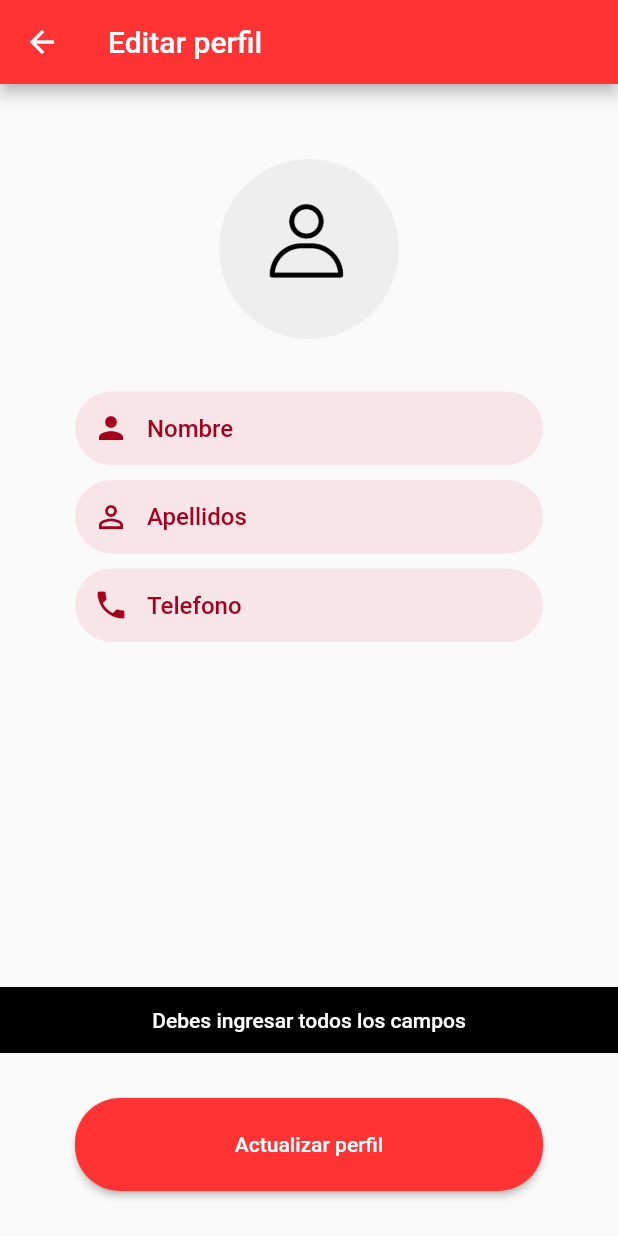
After one commit to JackBlaze132/Delivery-App, a Flutter app: the ClientUpdatePage screen opened by its route, after a tap on "Actualizar perfil", on a phone screen of 412 x 824 dp. The commit adds this screen. Run offline on Flutter 3.47's test engine with Material 2 defaults, Android fonts, the phone set to English and light mode, and no system bars; our stand-ins replace image_picker, lottie, shared_preferences, sn_progress_dialog; accounts and stored records are empty; statements that could not run were skipped; project files that could hold a hidden picture were left out.

Commit message:
Add: Se crea pagina para para actualizar perfil y su controlador

```diff
--- a/Flutter Projects/flutter_delivery/lib/main.dart
+++ b/Flutter Projects/flutter_delivery/lib/main.dart
@@ -1,5 +1,6 @@
 import 'package:flutter/material.dart';
 import 'package:flutter_delivery/src/pages/client/products/list/client_products_list_page.dart';
+import 'package:flutter_delivery/src/pages/client/update/client_update_page.dart';
 import 'package:flutter_delivery/src/pages/delivery/orders/list/delivery_orders_list_page.dart';
 import 'package:flutter_delivery/src/pages/login/login_page.dart';
 import 'package:flutter_delivery/src/pages/register/register_page.dart';
@@ -48,6 +49,7 @@ class _MyAppState extends State<MyApp> {
           'register': (BuildContext context) => RegisterPage(),
           'roles': (BuildContext context) => RolesPage(),
           'client/products/list': (BuildContext context) => ClientProductsListPage(),
+          'client/update' : (BuildContext context) => ClientUpdatePage(),
           'restaurant/orders/list': (BuildContext context) => RestaurantOrdersListPage(),
           'delivery/orders/list': (BuildContext context) => DeliveryOrdersListPage()
         },
--- a/Flutter Projects/flutter_delivery/lib/src/pages/client/products/list/client_products_list_controller.dart
+++ b/Flutter Projects/flutter_delivery/lib/src/pages/client/products/list/client_products_list_controller.dart
@@ -25,6 +25,10 @@ class ClientProductsListController{
     key.currentState.openDrawer();
   }
 
+  void goToUpdatePage(){
+    Navigator.pushNamed(context, 'client/update');
+  }
+
   void goToRoles(){
     Navigator.pushNamedAndRemoveUntil(context, 'roles', (route) => false);
   }
--- a/Flutter Projects/flutter_delivery/lib/src/pages/client/products/list/client_products_list_page.dart
+++ b/Flutter Projects/flutter_delivery/lib/src/pages/client/products/list/client_products_list_page.dart
@@ -109,6 +109,7 @@ class _ClientProductsListPageState extends State<ClientProductsListPage> {
             ),
           ),
           ListTile(
+            onTap: _con.goToUpdatePage,
             title: Text('Editar perfil'),
             trailing: Icon(Icons.edit_outlined),
           ),
--- /dev/null
+++ b/Flutter Projects/flutter_delivery/lib/src/pages/client/update/client_update_controller.dart
@@ -0,0 +1,140 @@
+import 'dart:convert';
+import 'dart:io';
+
+import 'package:flutter/material.dart';
+import 'package:flutter_delivery/src/models/response_api.dart';
+import 'package:flutter_delivery/src/provider/user_provider.dart';
+import 'package:flutter_delivery/src/utils/my_snackbar.dart';
+import 'package:image_picker/image_picker.dart';
+import 'package:sn_progress_dialog/sn_progress_dialog.dart';
+
+import '../../../models/user.dart';
+
+class ClientUpdateController{
+  BuildContext context;
+  TextEditingController emailController = new TextEditingController();
+  TextEditingController nameController = new TextEditingController();
+  TextEditingController lastnameController = new TextEditingController();
+  TextEditingController phoneController = new TextEditingController();
+  TextEditingController passwordController = new TextEditingController();
+  TextEditingController confirmPasswordController = new TextEditingController();
+
+  UserProvider usersProvider = new UserProvider();
+
+  XFile xFile;
+  File imageFile;
+  Function refresh;
+  ProgressDialog _progressDialog;
+  bool isEnable = true;
+
+  Future init(BuildContext context, Function refresh){
+    this.context = context;
+    this.refresh = refresh;
+    usersProvider.init(context);
+    _progressDialog = ProgressDialog(context: context);
+  }
+
+  void register() async{
+    String email = emailController.text.trim();
+    String name = nameController.text.trim();
+    String lastname = lastnameController.text.trim();
+    String phone = phoneController.text.trim();
+    String password = passwordController.text.trim();
+    String confirmPassword = confirmPasswordController.text.trim();
+
+    if(email.isEmpty || name.isEmpty || lastname.isEmpty || phone.isEmpty || password.isEmpty || confirmPassword.isEmpty){
+      MySnackbar.show(context, "Debes ingresar todos los campos");
+      return;
+    }
+
+    if(confirmPassword != password){
+      MySnackbar.show(context, "Las contraseñas no coinciden");
+      return;
+    }
+
+    if(password.length < 6){
+      MySnackbar.show(context, "La contraseña debe tener al menos 6 caracteres");
+      return;
+    }
+
+    /*if(imageFile == null){
+      MySnackbar.show(context, 'Seleccione una imagen');
+      return;
+    }*/
+
+    _progressDialog.show(max: 100, msg: 'Espere un momento');
+    isEnable = false;
+
+    User user = new User(
+        email: email,
+        name: name,
+        lastname: lastname,
+        phone: phone,
+        password: password
+    );
+
+    Stream stream = await usersProvider.createWithImage(user, imageFile);
+    stream.listen((res) {
+
+      _progressDialog.close();
+
+      ResponseApi responseApi = ResponseApi.fromJson(json.decode(res));
+      print('Respuesta: ${responseApi.toJson()}');
+      MySnackbar.show(context, responseApi.message);
+
+      if(responseApi.success){
+        Future.delayed(Duration(seconds: 3), () {
+          Navigator.pushReplacementNamed(context, 'login');
+        });
+      }
+      else{
+        isEnable = true;
+      }
+    });
+
+  }
+
+  Future selectImage(ImageSource imageSource) async{
+    xFile = await ImagePicker().pickImage(source: imageSource);
+    if(xFile != null){
+      imageFile = File(xFile.path);
+    }
+    Navigator.pop(context);
+    refresh();
+  }
+
+  void showAlertDialog(){
+    Widget galleryButton = ElevatedButton(
+        onPressed: (){
+          selectImage(ImageSource.gallery);
+        },
+        child: Text('GALERIA')
+    );
+
+    Widget cameraButton = ElevatedButton(
+        onPressed: (){
+          selectImage(ImageSource.camera);
+        },
+        child: Text('GALERIA')
+    );
+
+    AlertDialog alertDialog = AlertDialog(
+      title: Text('Selecciona tu imagen'),
+      actions: [
+        galleryButton,
+        cameraButton
+      ],
+    );
+
+    showDialog(
+        context: context,
+        builder: (BuildContext context){
+          return alertDialog;
+        }
+    );
+  }
+
+  void  goToLoginPage(){
+    Navigator.pushNamed(context, 'login');
+  }
+}
--- /dev/null
+++ b/Flutter Projects/flutter_delivery/lib/src/pages/client/update/client_update_page.dart
@@ -0,0 +1,269 @@
+import 'package:flutter/material.dart';
+import 'package:flutter/scheduler.dart';
+import 'package:flutter_delivery/src/pages/client/update/client_update_controller.dart';
+import 'package:flutter_delivery/src/pages/register/register_controller.dart';
+import 'package:flutter_delivery/src/utils/custom_colors.dart';
+
+class ClientUpdatePage extends StatefulWidget {
+  const ClientUpdatePage ({Key key}) : super(key:key);
+
+  @override
+  State<ClientUpdatePage> createState() => _ClientUpdatePageState();
+}
+
+class _ClientUpdatePageState extends State<ClientUpdatePage> {
+
+  ClientUpdateController _con = new ClientUpdateController();
+
+  @override
+  void initState(){
+    super.initState();
+    SchedulerBinding.instance.addPostFrameCallback((timeStamp) {
+      _con.init(context, refresh);
+    });
+  }
+  @override
+  Widget build(BuildContext context) {
+    return Scaffold(
+      appBar: AppBar(
+        title: Text('Editar perfil'),
+      ),
+        body: Container(
+            width: double.infinity,
+            child: SingleChildScrollView(
+              child: Column(
+                children: [
+                  SizedBox(height: 50),
+                  _imageUSer(),
+                  SizedBox(height: 30),
+                  _textFieldName(),
+                  _textFieldLastName(),
+                  _textPhone()
+                ],
+              ),
+            ),
+        ),
+        bottomNavigationBar: _buttonRegister(),
+    );
+  }
+
+  Widget _imageUSer(){
+    return GestureDetector(
+      onTap: _con.showAlertDialog,
+      child: CircleAvatar(
+        backgroundImage: _con.imageFile != null
+            ? FileImage(_con.imageFile)
+            : AssetImage('assets/img/user_profile_2.png'),
+        radius: 60,
+        backgroundColor: Colors.grey[200],
+      ),
+    );
+  }
+
+  Widget _circle(){
+    return Container(
+      width: 260,
+      height: 230,
+      decoration: BoxDecoration(
+          borderRadius: BorderRadius.circular(100),
+          color: CustomColors.primaryColor
+      ),
+    );
+  }
+
+  Widget _textFieldEmail(){
+    return Container(
+      margin: EdgeInsets.symmetric(horizontal: 50, vertical: 5),
+      decoration: BoxDecoration(
+          borderRadius: BorderRadius.circular(30),
+          color: CustomColors.primaryColorField
+      ),
+
+      child: TextField(
+        controller: _con.emailController,
+        keyboardType: TextInputType.emailAddress,
+        decoration: InputDecoration(
+          hintText: 'Correo electrónico',
+          border: InputBorder.none,
+          contentPadding: EdgeInsets.all(15),
+          hintStyle: TextStyle(
+              color: CustomColors.primaryColorDock
+          ),
+          prefixIcon: Icon(
+            Icons.email,
+            color: CustomColors.primaryColorDock,
+          ),
+        ),
+      ),
+    );
+  }
+
+  Widget _textFieldName(){
+    return Container(
+      margin: EdgeInsets.symmetric(horizontal: 50, vertical: 5),
+      decoration: BoxDecoration(
+          borderRadius: BorderRadius.circular(30),
+          color: CustomColors.primaryColorField
+      ),
+      child: TextField(
+        controller: _con.nameController,
+        decoration: InputDecoration(
+            hintText: 'Nombre',
+            border: InputBorder.none,
+            contentPadding: EdgeInsets.all(15),
+            hintStyle: TextStyle(
+                color: CustomColors.primaryColorDock
+            ),
+            prefixIcon: Icon(
+              Icons.person,
+              color: CustomColors.primaryColorDock,
+            )
+        ),
+      ),
+    );
+  }
+  Widget _textFieldLastName(){
+    return Container(
+      margin: EdgeInsets.symmetric(horizontal: 50, vertical: 5),
+      decoration: BoxDecoration(
+          borderRadius: BorderRadius.circular(30),
+          color: CustomColors.primaryColorField
+      ),
+      child: TextField(
+        controller: _con.lastnameController,
+        decoration: InputDecoration(
+            hintText: 'Apellidos',
+            border: InputBorder.none,
+            contentPadding: EdgeInsets.all(15),
+            hintStyle: TextStyle(
+                color: CustomColors.primaryColorDock
+            ),
+            prefixIcon: Icon(
+              Icons.person_outline,
+              color: CustomColors.primaryColorDock,
+            )
+        ),
+      ),
+    );
+  }
+
+  Widget _textPhone(){
+    return Container(
+      margin: EdgeInsets.symmetric(horizontal: 50, vertical: 5),
+      decoration: BoxDecoration(
+          borderRadius: BorderRadius.circular(30),
+          color: CustomColors.primaryColorField
+      ),
+      child: TextField(
+        controller: _con.phoneController,
+        keyboardType: TextInputType.phone,
+        decoration: InputDecoration(
+            hintText: 'Telefono',
+            border: InputBorder.none,
+            contentPadding: EdgeInsets.all(15),
+            hintStyle: TextStyle(
+                color: CustomColors.primaryColorDock
+            ),
+            prefixIcon: Icon(
+              Icons.phone,
+              color: CustomColors.primaryColorDock,
+            )
+        ),
+      ),
+    );
+  }
+
+  Widget _textPassword(){
+    return Container(
+      margin: EdgeInsets.symmetric(horizontal: 50, vertical: 5),
+      decoration: BoxDecoration(
+          borderRadius: BorderRadius.circular(30),
+          color: CustomColors.primaryColorField
+      ),
+      child: TextField(
+        controller: _con.passwordController,
+        obscureText: true,
+        decoration: InputDecoration(
+            hintText: 'Contraseña',
+            border: InputBorder.none,
+            contentPadding: EdgeInsets.all(15),
+            hintStyle: TextStyle(
+                color: CustomColors.primaryColorDock
+            ),
+            prefixIcon: Icon(
+                Icons.lock,
+                color: CustomColors.primaryColorDock
+            )
+        ),
+      ),
+    );
+  }
+
+  Widget _textConfirmPassword(){
+    return Container(
+      margin: EdgeInsets.symmetric(horizontal: 50, vertical: 5),
+      decoration: BoxDecoration(
+          borderRadius: BorderRadius.circular(30),
+          color: CustomColors.primaryColorField
+      ),
+      child: TextField(
+        controller: _con.confirmPasswordController,
+        obscureText: true,
+        decoration: InputDecoration(
+            hintText: 'Contraseña',
+            border: InputBorder.none,
+            contentPadding: EdgeInsets.all(15),
+            hintStyle: TextStyle(
+                color: CustomColors.primaryColorDock
+            ),
+            prefixIcon: Icon(
+                Icons.lock_outline,
+                color: CustomColors.primaryColorDock
+            )
+        ),
+      ),
+    );
+  }
+
+  Widget _buttonRegister(){
+    return Container(
+      width: double.infinity,
+      margin: EdgeInsets.symmetric(horizontal: 50, vertical: 30),
+      child: ElevatedButton(
+        onPressed: _con.isEnable ? _con.register : null,
+        style: ElevatedButton.styleFrom(
+          backgroundColor: CustomColors.primaryColor,
+          shape: RoundedRectangleBorder(
+              borderRadius: BorderRadius.circular(30)
+          ),
+          padding: EdgeInsets.all(23),
+        ),
+        child: Text('Actualizar perfil'),
+      ),
+    );
+  }
+
+  Widget _backIcon(){
+    return IconButton(
+      onPressed: _con.goToLoginPage,
+      icon: Icon(Icons.arrow_back_ios_rounded, color: Colors.white,),
+    );
+  }
+  Widget _textRegister(){
+    return Text(
+      'REGISTRO',
+      style: TextStyle(
+          color: Colors.white,
+          fontFamily: 'NimbusSans',
+          fontSize: 22,
+          fontWeight: FontWeight.bold
+      ),
+    );
+  }
+
+  void refresh(){
+    setState(() {
+
+    });
+  }
+}
```
